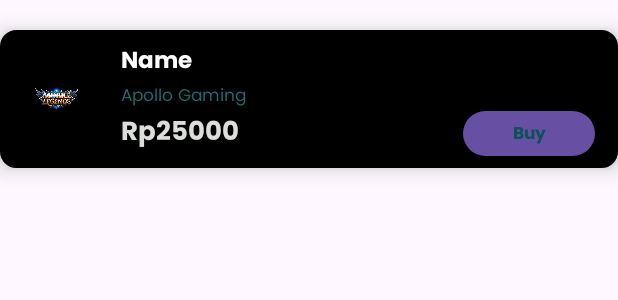
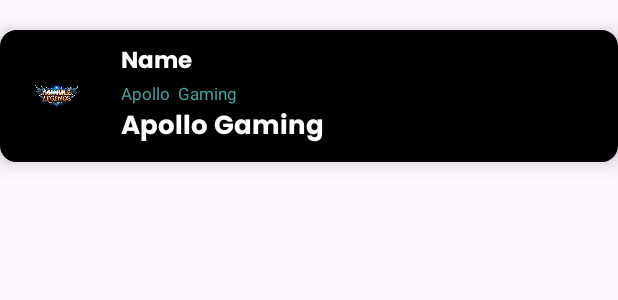
Before and after one commit to dapidgs/VACashProject, an Android app: the layout item_list.xml on its own in the app's theme, with its tools: preview values and no code run, on a phone screen of 412 x 824 dp. Shown: the top 300 px of the screen. Run offline under Robolectric (Android 15) with nearby library versions, the phone set to English and light mode, and no system bars.

Commit message:
update profile

```diff
--- a/app/build.gradle
+++ b/app/build.gradle
@@ -37,4 +37,5 @@ dependencies {
     androidTestImplementation 'androidx.test.ext:junit:1.1.5'
     androidTestImplementation 'androidx.test.espresso:espresso-core:3.5.1'
     implementation fileTree(dir: 'libs', include: ['*.jar'])
+    implementation 'com.mikhaellopez:circularimageview:4.3.1'
 }
--- a/app/src/main/AndroidManifest.xml
+++ b/app/src/main/AndroidManifest.xml
@@ -12,6 +12,12 @@
         android:supportsRtl="true"
         android:theme="@style/Theme.VACashProject"
         tools:targetApi="31">
+        <activity
+            android:name=".toolbar_profile"
+            android:exported="false" />
+        <activity
+            android:name=".ProfilePage"
+            android:exported="false" />
         <activity
             android:name=".ItemPage"
             android:exported="true"
--- /dev/null
+++ b/app/src/main/res/drawable/baseline_arrow_back_profile.xml
@@ -0,0 +1,5 @@
+<vector android:autoMirrored="true" android:height="24dp"
+    android:tint="#FFFFFF" android:viewportHeight="24"
+    android:viewportWidth="24" android:width="24dp" xmlns:android="http://schemas.android.com/apk/res/android">
+    <path android:fillColor="@android:color/white" android:pathData="M20,11H7.83l5.59,-5.59L12,4l-8,8 8,8 1.41,-1.41L7.83,13H20v-2z"/>
+</vector>
--- /dev/null
+++ b/app/src/main/res/drawable/baseline_menu_profile.xml
@@ -0,0 +1,5 @@
+<vector android:height="24dp" android:tint="#FFFFFF"
+    android:viewportHeight="24" android:viewportWidth="24"
+    android:width="24dp" xmlns:android="http://schemas.android.com/apk/res/android">
+    <path android:fillColor="@android:color/white" android:pathData="M3,18h18v-2L3,16v2zM3,13h18v-2L3,11v2zM3,6v2h18L21,6L3,6z"/>
+</vector>
--- a/app/src/main/res/layout/item_list.xml
+++ b/app/src/main/res/layout/item_list.xml
@@ -37,46 +37,29 @@
         android:id="@+id/shopName"
         android:layout_toEndOf="@+id/gameImage"
         android:layout_below="@+id/gameName"
-        android:textColor="@color/secondary_teal"
+        android:textColor="#43A19F"
         android:textSize="11sp"
-        android:fontFamily="@font/poppins_reguler"
+        android:text="Apollo  Gaming"/>
+
+    <TextView
+        android:layout_width="match_parent"
+        android:layout_height="wrap_content"
+        android:id="@+id/gamePrice"
+        android:layout_toEndOf="@+id/gameImage"
+        android:layout_below="@+id/shopName"
+        android:textColor="@color/white"
+        android:textSize="17sp"
+        android:layout_marginBottom="8dp"
+        android:fontFamily="@font/poppins_bold"
         android:text="Apollo Gaming"/>
 
-    <LinearLayout
+    <Button
         android:layout_width="match_parent"
         android:layout_height="wrap_content"
-        android:layout_toEndOf="@+id/gameImage"
-        android:layout_below="@+id/shopName"
-        android:layout_marginEnd="15dp"
-        android:orientation="horizontal"
-        android:gravity="center_vertical"
-        android:layout_marginBottom="8dp">
-
-        <TextView
-            android:layout_width="wrap_content"
-            android:layout_height="wrap_content"
-            android:id="@+id/gamePrice"
-            android:textColor="@color/primary_white"
-            android:textSize="17sp"
-            android:fontFamily="@font/poppins_bold"
-            android:layout_weight="1"
-            android:text="Rp25000"
-
-        />
-        <Button
-            android:id="@+id/buyButton"
-            android:layout_width="wrap_content"
-            android:layout_height="match_parent"
-            android:paddingVertical="2dp"
-            android:textColor="@color/primary_teal"
-            android:fontFamily="@font/poppins_bold"
-            android:textSize="11sp"
-            style="@style/BtnWhite"
-            android:text="Buy"
-            android:textAllCaps="false"
-            />
-    </LinearLayout>
-
+        android:id="@+id/buyButton"
+        android:layout_alignBottom="@id/gamePrice"
+        android:layout_toEndOf="@+id/gamePrice"
+        android:text="Halo"/>
 
 
 </RelativeLayout>
```
Also changed, not shown: app/src/main/java/com/example/vacashproject/ProfilePage.java (added, +14 -0 lines), app/src/main/java/com/example/vacashproject/toolbar_profile.java (added, +14 -0 lines), app/src/main/res/drawable/textbox_profile.xml (added, +9 -0 lines), app/src/main/res/drawable/topup_btn_profile.xml (added, +11 -0 lines), app/src/main/res/layout/activity_profile_page.xml (added, +102 -0 lines), app/src/main/res/layout/activity_toolbar_profile.xml (added, +46 -0 lines), app/src/main/res/drawable/profile_photo.jpg (added).
